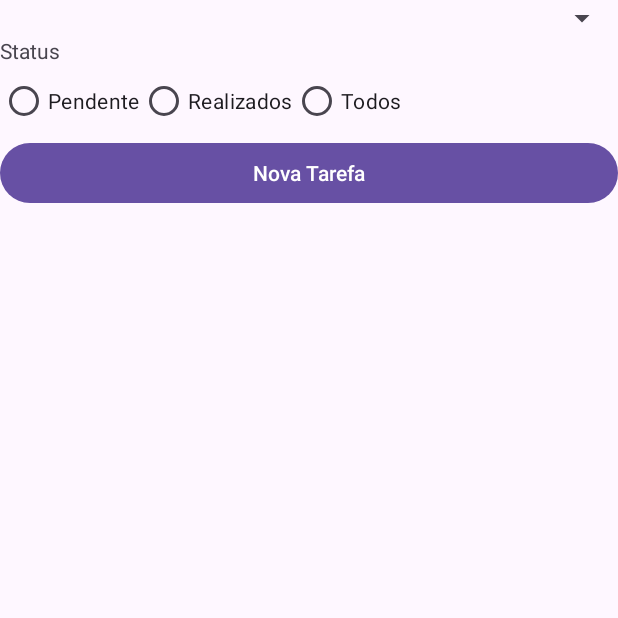
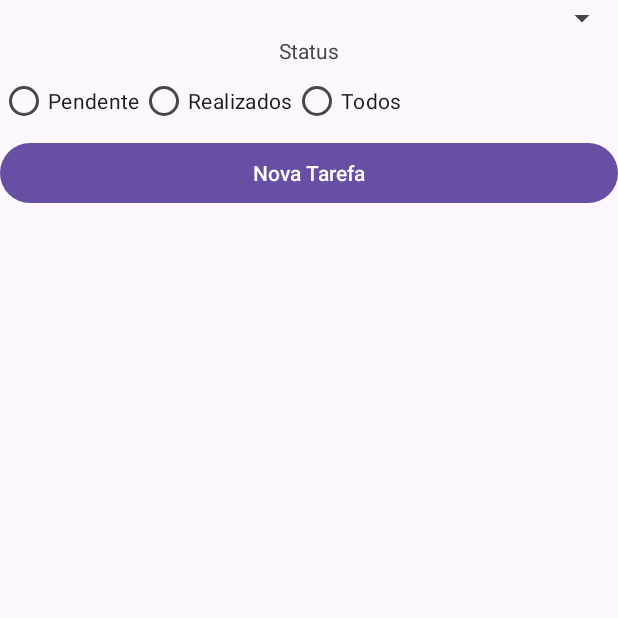
Before and after one commit to 3DUTEX/TarefasFamilia-APP, an Android app: the screen it shows after launch (MainActivity), on a phone screen of 412 x 824 dp, the top half of it. Run offline under Robolectric (Android 15) with nearby library versions, the phone set to English and light mode, and no system bars.

```diff
--- a/app/src/main/java/com/example/tarefasfamilia/MainActivity.java
+++ b/app/src/main/java/com/example/tarefasfamilia/MainActivity.java
@@ -3,12 +3,35 @@ package com.example.tarefasfamilia;
 import androidx.appcompat.app.AppCompatActivity;
 
 import android.os.Bundle;
+import android.widget.Button;
+import android.widget.ListView;
+import android.widget.RadioButton;
+import android.widget.Spinner;
 
 public class MainActivity extends AppCompatActivity {
 
+    Spinner spinnerResponsavel;
+    RadioButton radioPendente, radioRealizados, radioTodos;
+
+    Button buttonNovaTarefa;
+
+    ListView listViewTarefas;
     @Override
     protected void onCreate(Bundle savedInstanceState) {
         super.onCreate(savedInstanceState);
         setContentView(R.layout.activity_main);
+
+        associa();
+
+
+    }
+
+    private void associa() {
+        spinnerResponsavel = findViewById(R.id.spinnerResponsavel);
+        radioPendente = findViewById(R.id.radioPendente);
+        radioRealizados = findViewById(R.id.radioRealizados);
+        radioTodos = findViewById(R.id.radioTodos);
+        buttonNovaTarefa = findViewById(R.id.buttonNovaTarefa);
+        listViewTarefas = findViewById(R.id.listViewTarefas);
     }
 }
--- a/app/src/main/res/layout/activity_main.xml
+++ b/app/src/main/res/layout/activity_main.xml
@@ -10,22 +10,19 @@
     <Spinner
         android:layout_width="match_parent"
         android:layout_height="wrap_content"
-        android:id="@+id/spinnerResponsavel" />
+        android:id="@+id/spinnerResponsavel"
+        />
 
     <TextView
         android:layout_width="match_parent"
         android:layout_height="wrap_content"
-        android:text="Status"/>
+        android:text="Status"
+        android:textAlignment="center"/>
 
     <RadioGroup
+        android:orientation="horizontal"
         android:layout_width="match_parent"
         android:layout_height="wrap_content">
-
-        <LinearLayout
-            android:orientation="horizontal"
-            android:layout_width="match_parent"
-            android:layout_height="wrap_content">
-
             <RadioButton
                 android:layout_width="wrap_content"
                 android:layout_height="wrap_content"
@@ -41,14 +38,7 @@
                 android:layout_height="wrap_content"
                 android:id="@+id/radioTodos"
                 android:text="Todos"/>
-        </LinearLayout>
-
     </RadioGroup>
-
-    <ListView
-        android:layout_width="match_parent"
-        android:layout_height="wrap_content"
-        android:id="@+id/listViewTarefas"/>
 
     <Button
         android:layout_width="match_parent"
@@ -56,5 +46,10 @@
         android:text="Nova Tarefa"
         android:id="@+id/buttonNovaTarefa"/>
 
+    <ListView
+        android:layout_width="match_parent"
+        android:layout_height="wrap_content"
+        android:id="@+id/listViewTarefas"/>
+
 
 </LinearLayout>
```
